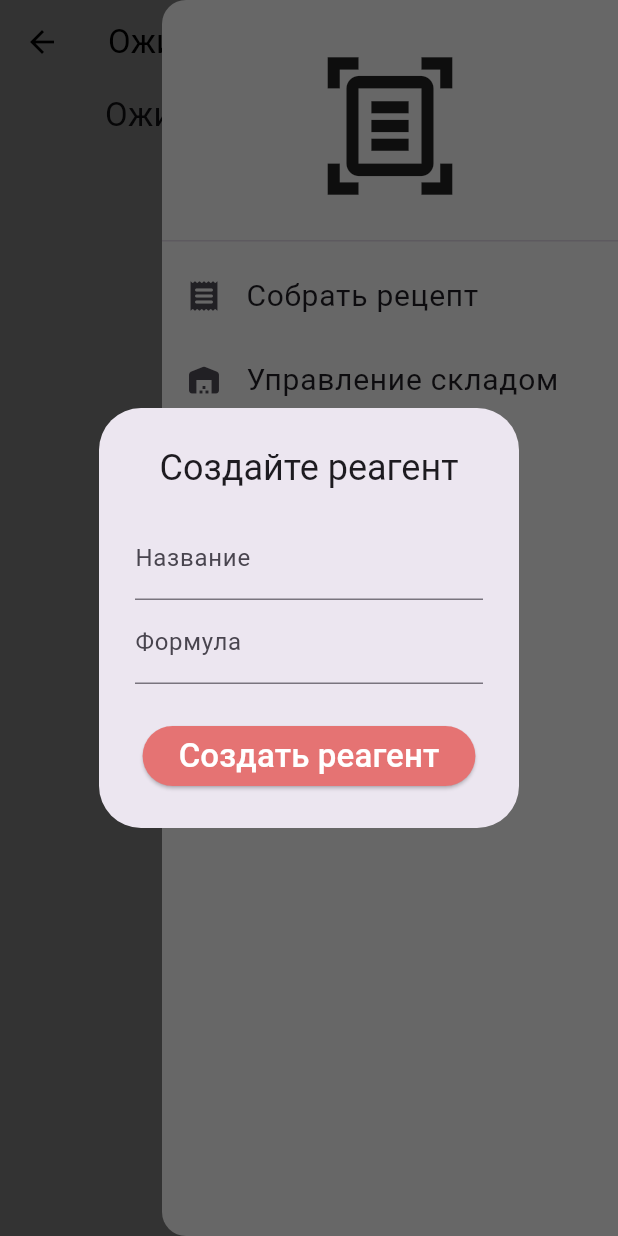
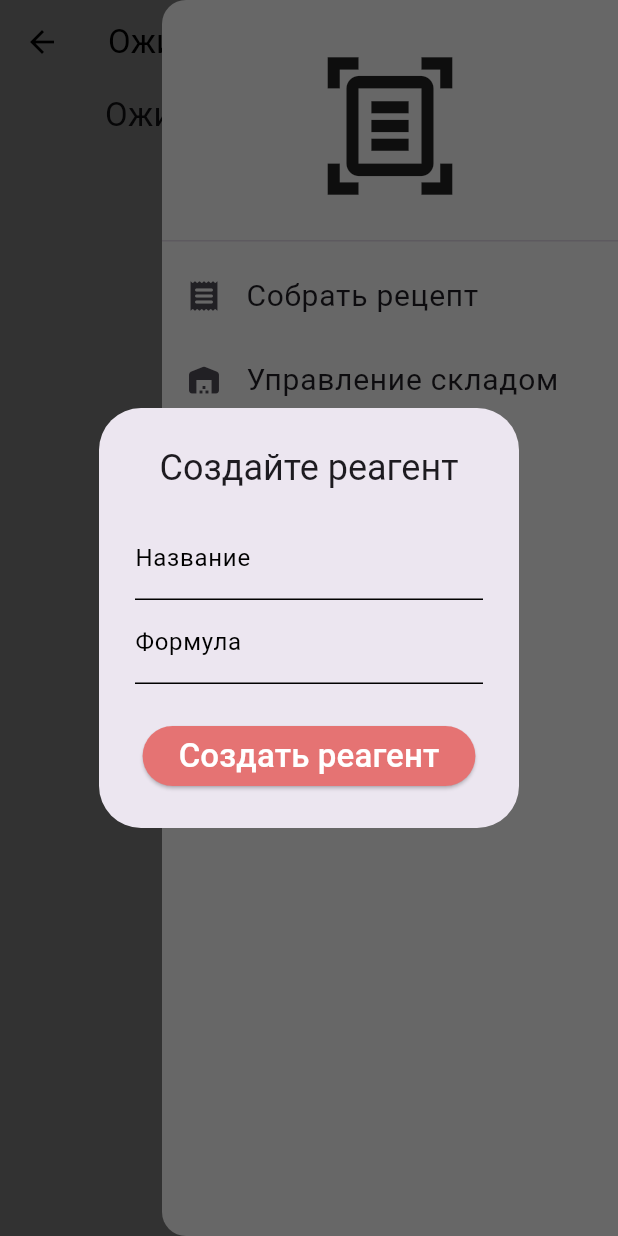
Before and after one commit to WaG711/Accounting-Chemical-Reagents, a Flutter app: the PendingRecipes screen opened directly, in the side drawer, after a tap on "Создать реагент", on a phone screen of 412 x 824 dp. Run offline on Flutter 3.47's test engine with Material 3 defaults, Android fonts, the phone set to English and light mode, and no system bars; our stand-ins replace sqflite; accounts and stored records are empty.

Commit message:
цвета, InputDecoration

```diff
--- a/lib/src/presentation/pages/entrance.dart
+++ b/lib/src/presentation/pages/entrance.dart
@@ -6,7 +6,7 @@ class Entrance extends StatelessWidget {
   @override
   Widget build(BuildContext context) {
     return Scaffold(
-        backgroundColor: Colors.grey[100],
+        backgroundColor: const Color.fromRGBO(240, 240, 240, 1),
         body: Center(
           child: Column(
             mainAxisAlignment: MainAxisAlignment.center,
--- a/lib/src/presentation/pages/pending_recipes.dart
+++ b/lib/src/presentation/pages/pending_recipes.dart
@@ -51,7 +51,7 @@ class _PendingRecipesStateState extends State<PendingRecipes> {
   @override
   Widget build(BuildContext context) {
     return Scaffold(
-      backgroundColor: Colors.grey[100],
+      backgroundColor: const Color.fromRGBO(240, 240, 240, 1),
       appBar: _buildAppBar(),
       endDrawer: MyWidgets.buildDrawer(context),
       body: Column(
@@ -70,7 +70,7 @@ class _PendingRecipesStateState extends State<PendingRecipes> {
         'Ожидающие рецепты',
         style: TextStyle(color: Colors.black),
       ),
-      backgroundColor: Colors.grey[100],
+      backgroundColor: const Color.fromRGBO(240, 240, 240, 1),
       iconTheme: const IconThemeData(color: Colors.black),
     );
   }
--- a/lib/src/presentation/pages/ready_recipes.dart
+++ b/lib/src/presentation/pages/ready_recipes.dart
@@ -36,7 +36,7 @@ class _ReadyRecipeState extends State<ReadyRecipe> {
   @override
   Widget build(BuildContext context) {
     return Scaffold(
-      backgroundColor: Colors.grey[100],
+      backgroundColor: const Color.fromRGBO(240, 240, 240, 1),
       appBar: _buildAppBar(),
       endDrawer: MyWidgets.buildDrawer(context),
       body: Column(
@@ -55,7 +55,7 @@ class _ReadyRecipeState extends State<ReadyRecipe> {
         'Готовые рецепты',
         style: TextStyle(color: Colors.black),
       ),
-      backgroundColor: Colors.grey[100],
+      backgroundColor: const Color.fromRGBO(240, 240, 240, 1),
       iconTheme: const IconThemeData(color: Colors.black),
     );
   }
--- a/lib/src/presentation/pages/recipe_base.dart
+++ b/lib/src/presentation/pages/recipe_base.dart
@@ -35,7 +35,7 @@ class _RecipeBaseState extends State<RecipeBase> {
 
   BottomNavigationBar _buildBottomNavigationBar() {
     return BottomNavigationBar(
-      backgroundColor: Colors.grey[100],
+      backgroundColor: const Color.fromRGBO(240, 240, 240, 1),
       items: const [
         BottomNavigationBarItem(
             icon: Icon(Icons.receipt_long_rounded), label: 'Готовые'),
--- a/lib/src/presentation/widgets/my_widgets.dart
+++ b/lib/src/presentation/widgets/my_widgets.dart
@@ -56,15 +56,13 @@ class MyWidgets {
                       mainAxisSize: MainAxisSize.min,
                       children: [
                         TextField(
-                          decoration:
-                              const InputDecoration(labelText: 'Название'),
+                          decoration: buildInputDecoration('Название'),
                           onChanged: (value) {
                             name = value;
                           },
                         ),
                         TextField(
-                          decoration:
-                              const InputDecoration(labelText: 'Формула'),
+                          decoration: buildInputDecoration('Формула'),
                           onChanged: (value) {
                             formula = value;
                           },
@@ -126,4 +124,17 @@ class MyWidgets {
       },
     );
   }
+
+  static InputDecoration buildInputDecoration(String text) {
+    return InputDecoration(
+      labelText: text,
+      labelStyle: const TextStyle(color: Colors.black),
+      focusedBorder: const UnderlineInputBorder(
+        borderSide: BorderSide(color: Colors.black),
+      ),
+      enabledBorder: const UnderlineInputBorder(
+        borderSide: BorderSide(color: Colors.black),
+      ),
+    );
+  }
 }
```
Also changed, not shown: lib/src/presentation/pages/add_ready_recipe.dart (+7 -42 lines), lib/src/presentation/pages/collect_recipe.dart (+6 -42 lines), lib/src/presentation/pages/warehouse.dart (+5 -32 lines).
